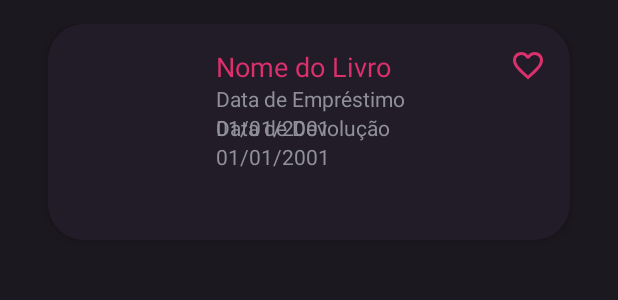
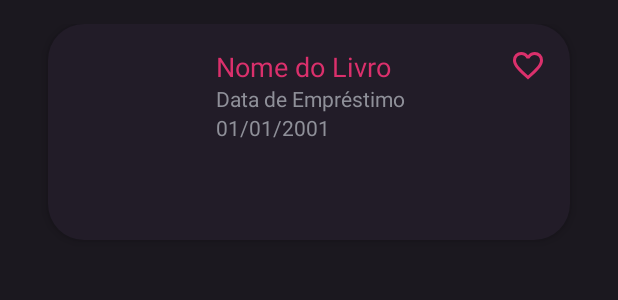
Before and after one commit to lucns-ufca/app-biblioteca, an Android app: the layout list_item_loan.xml on its own in the app's theme, with its tools: preview values and no code run, on a phone screen of 412 x 824 dp. Shown: the top 300 px of the screen. Run offline under Robolectric (Android 15) with nearby library versions, the phone set to English and light mode, and no system bars.

Commit message:
list_item_loan.xml modificado

```diff
--- a/app/src/main/res/layout/list_item_loan.xml
+++ b/app/src/main/res/layout/list_item_loan.xml
@@ -61,19 +61,19 @@
                 android:layout_below="@+id/textLoanDate"
                 android:text="01/01/2001" />
 
-            <TextView
-                android:id="@+id/textDevolutionDate"
-                android:layout_width="wrap_content"
-                android:layout_height="wrap_content"
-                android:layout_below="@+id/textLoanDate"
-                android:text="Data de Devolução" />
+<!--            <TextView-->
+<!--                android:id="@+id/textDevolutionDate"-->
+<!--                android:layout_width="wrap_content"-->
+<!--                android:layout_height="wrap_content"-->
+<!--                android:layout_below="@+id/textLoanDate"-->
+<!--                android:text="Data de Devolução" />-->
 
-            <TextView
-                android:id="@+id/textDevolutionDataValue"
-                android:layout_width="wrap_content"
-                android:layout_height="wrap_content"
-                android:layout_below="@+id/textDevolutionDate"
-                android:text="01/01/2001" />
+<!--            <TextView-->
+<!--                android:id="@+id/textDevolutionDataValue"-->
+<!--                android:layout_width="wrap_content"-->
+<!--                android:layout_height="wrap_content"-->
+<!--                android:layout_below="@+id/textDevolutionDate"-->
+<!--                android:text="01/01/2001" />-->
 
         </RelativeLayout>
     </RelativeLayout>
```
